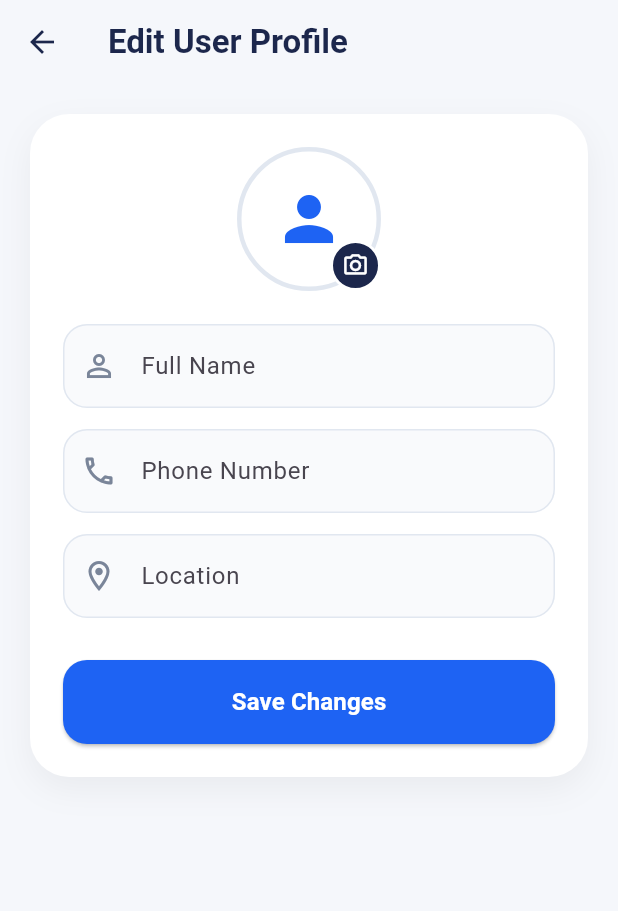
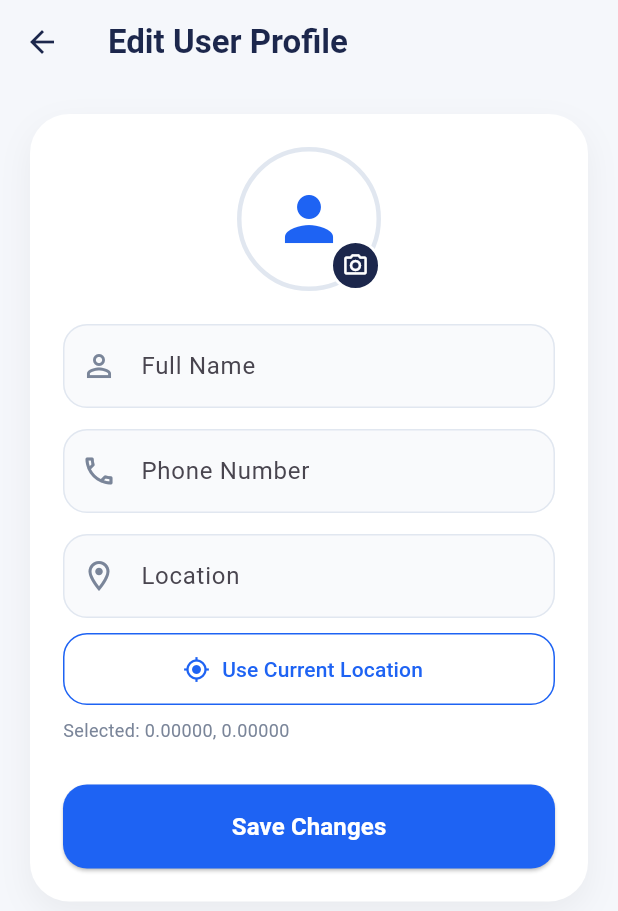
Before and after one commit to hibabinth/labourservices_marketplace, a Flutter app: the UserProfileSetupScreen screen opened by its route, on a phone screen of 412 x 824 dp. Shown: the top 911 px of the screen. Run offline on Flutter 3.47's test engine with Material 3 defaults, Android fonts, the phone set to English and light mode, and no system bars; our stand-ins replace flutter_dotenv, geocoding, geolocator, google_sign_in, image_picker, supabase_flutter; missing offline and left inert: razorpay_flutter; accounts and stored records are empty.

Commit message:
feat: capture user current location coordinates

```diff
--- a/lib/features/user/view/user_profile_setup_screen.dart
+++ b/lib/features/user/view/user_profile_setup_screen.dart
@@ -1,6 +1,8 @@
 import 'dart:io';
 
 import 'package:flutter/material.dart';
+import 'package:geocoding/geocoding.dart';
+import 'package:geolocator/geolocator.dart';
 import 'package:image_picker/image_picker.dart';
 import 'package:labour_service/features/auth/viewmodel/auth_viewmodel.dart';
 import 'package:provider/provider.dart';
@@ -18,8 +20,13 @@ class _UserProfileSetupScreenState extends State<UserProfileSetupScreen> {
   final _locationController = TextEditingController();
 
   final ImagePicker _picker = ImagePicker();
+
   File? _selectedImage;
   bool _isPrefilled = false;
+  bool _isGettingLocation = false;
+
+  double? _latitude;
+  double? _longitude;
 
   @override
   void initState() {
@@ -36,10 +43,11 @@ class _UserProfileSetupScreenState extends State<UserProfileSetupScreen> {
       _phoneController.text = data['phone']?.toString() ?? '';
       _locationController.text = data['location']?.toString() ?? '';
 
+      _latitude = (data['latitude'] as num?)?.toDouble();
+      _longitude = (data['longitude'] as num?)?.toDouble();
+
       if (!mounted) return;
-      setState(() {
-        _isPrefilled = true;
-      });
+      setState(() => _isPrefilled = true);
     });
   }
 
@@ -51,19 +59,92 @@ class _UserProfileSetupScreenState extends State<UserProfileSetupScreen> {
     super.dispose();
   }
 
+  Future<void> _getCurrentLocation() async {
+    try {
+      setState(() => _isGettingLocation = true);
+
+      bool serviceEnabled = await Geolocator.isLocationServiceEnabled();
+      if (!serviceEnabled) {
+        throw Exception('Please enable location services');
+      }
+
+      LocationPermission permission = await Geolocator.checkPermission();
+
+      if (permission == LocationPermission.denied) {
+        permission = await Geolocator.requestPermission();
+      }
+
+      if (permission == LocationPermission.denied) {
+        throw Exception('Location permission denied');
+      }
+
+      if (permission == LocationPermission.deniedForever) {
+        throw Exception(
+          'Location permission permanently denied. Enable it from app settings.',
+        );
+      }
+
+      final position = await Geolocator.getCurrentPosition(
+        desiredAccuracy: LocationAccuracy.high,
+      );
+
+      String address = 'Lat: ${position.latitude}, Lng: ${position.longitude}';
+
+      try {
+        final placemarks = await placemarkFromCoordinates(
+          position.latitude,
+          position.longitude,
+        );
+
+        if (placemarks.isNotEmpty) {
+          final place = placemarks.first;
+          final parts = [
+            place.street,
+            place.locality,
+            place.administrativeArea,
+            place.country,
+          ].where((e) => e != null && e.trim().isNotEmpty).toList();
+
+          if (parts.isNotEmpty) {
+            address = parts.join(', ');
+          }
+        }
+      } catch (_) {}
+
+      if (!mounted) return;
+
+      setState(() {
+        _latitude = position.latitude;
+        _longitude = position.longitude;
+        _locationController.text = address;
+      });
+
+      ScaffoldMessenger.of(context).showSnackBar(
+        const SnackBar(content: Text('Location selected successfully')),
+      );
+    } catch (e) {
+      if (!mounted) return;
+
+      ScaffoldMessenger.of(context).showSnackBar(
+        SnackBar(content: Text(e.toString().replaceAll('Exception: ', ''))),
+      );
+    } finally {
+      if (mounted) {
+        setState(() => _isGettingLocation = false);
+      }
+    }
+  }
+
   Future<void> _pickImageFrom(ImageSource source) async {
     Navigator.pop(context);
 
     final image = await _picker.pickImage(source: source, imageQuality: 75);
-
     if (image == null) return;
 
     final file = File(image.path);
 
     if (!mounted) return;
-    setState(() {
-      _selectedImage = file;
-    });
+    setState(() => _selectedImage = file);
 
     final vm = context.read<AuthViewModel>();
     final ok = await vm.uploadUserProfileImage(file);
@@ -78,9 +159,7 @@ class _UserProfileSetupScreenState extends State<UserProfileSetupScreen> {
         const SnackBar(content: Text('Profile photo updated successfully')),
       );
     } else {
-      setState(() {
-        _selectedImage = null;
-      });
+      setState(() => _selectedImage = null);
 
       ScaffoldMessenger.of(context).showSnackBar(
         SnackBar(content: Text(vm.errorMessage ?? 'Failed to upload image')),
@@ -163,6 +242,8 @@ class _UserProfileSetupScreenState extends State<UserProfileSetupScreen> {
       fullName: fullName,
       phone: phone,
       location: location,
+      latitude: _latitude,
+      longitude: _longitude,
     );
 
     if (!mounted) return;
@@ -314,6 +395,43 @@ class _UserProfileSetupScreenState extends State<UserProfileSetupScreen> {
                   label: 'Location',
                   icon: Icons.location_on_outlined,
                 ),
+                const SizedBox(height: 10),
+                SizedBox(
+                  width: double.infinity,
+                  height: 48,
+                  child: OutlinedButton.icon(
+                    onPressed: _isGettingLocation ? null : _getCurrentLocation,
+                    icon: _isGettingLocation
+                        ? const SizedBox(
+                            width: 18,
+                            height: 18,
+                            child: CircularProgressIndicator(strokeWidth: 2),
+                          )
+                        : const Icon(Icons.my_location),
+                    label: Text(
+                      _isGettingLocation
+                          ? 'Getting location...'
+                          : 'Use Current Location',
+                    ),
+                    style: OutlinedButton.styleFrom(
+                      foregroundColor: const Color(0xFF1E63F3),
+                      side: const BorderSide(color: Color(0xFF1E63F3)),
+                      shape: RoundedRectangleBorder(
+                        borderRadius: BorderRadius.circular(16),
+                      ),
+                    ),
+                  ),
+                ),
+                if (_latitude != null && _longitude != null) ...[
+                  const SizedBox(height: 8),
+                  Text(
+                    'Selected: ${_latitude!.toStringAsFixed(5)}, ${_longitude!.toStringAsFixed(5)}',
+                    style: const TextStyle(
+                      fontSize: 12,
+                      color: Color(0xFF7A8599),
+                    ),
+                  ),
+                ],
                 if (vm.errorMessage != null &&
                     vm.errorMessage!.trim().isNotEmpty) ...[
                   const SizedBox(height: 16),
```
